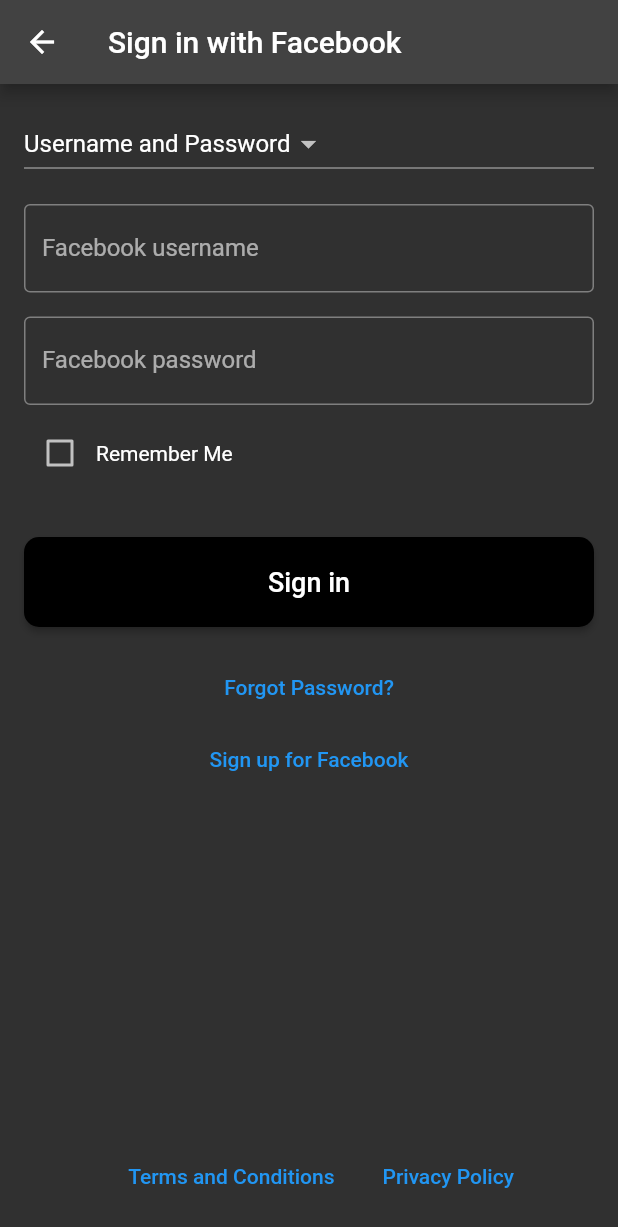
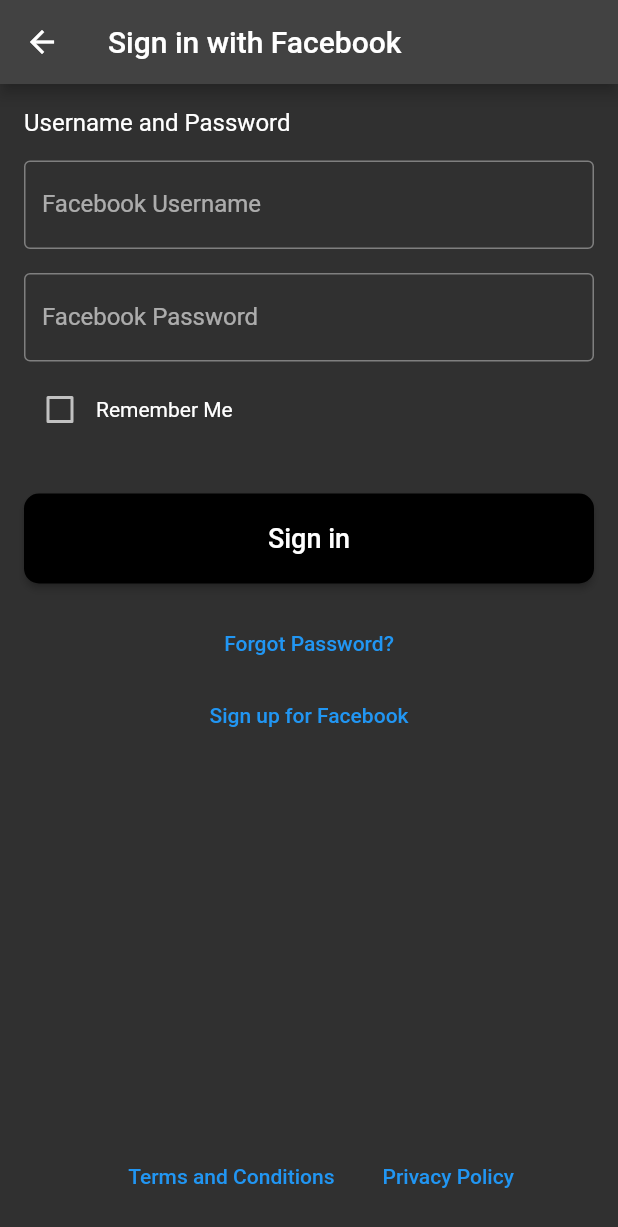
Before and after one commit to ZDH20/Mobile-Editor, a Flutter app: the screen it shows after launch, after a tap on "Sign in with Facebook", on a phone screen of 412 x 824 dp. Shown: the top 1227 px of the screen. Run offline on Flutter 3.47's test engine with Material 2 defaults, Android fonts, the phone set to English and light mode, and no system bars.

Commit message:
updated drop-down menus + a few formatting issues

```diff
--- a/lib/sign_in_pages/facebook_sign_in_page.dart
+++ b/lib/sign_in_pages/facebook_sign_in_page.dart
@@ -24,25 +24,14 @@ class _FacebookSignInPageState extends State<FacebookSignInPage> {
         child: Column(
           crossAxisAlignment: CrossAxisAlignment.stretch,
           children: [
-            DropdownButton<String>(
-              value: 'Username and Password',
-              onChanged: (String? value) {
-                // TODO: Handle authentication method change
-              },
-              items: <String>[
-                'Username and Password',
-              ].map<DropdownMenuItem<String>>((String value) {
-                return DropdownMenuItem<String>(
-                  value: value,
-                  child: Text(value),
-                );
-              }).toList(),
+            Text('Username and Password',
+              style: TextStyle(fontSize: 16),
             ),
             const SizedBox(height: 16),
             TextField(
               controller: _usernameController,
               decoration: InputDecoration(
-                labelText: 'Facebook username',
+                labelText: 'Facebook Username',
                 border: OutlineInputBorder(),
               ),
             ),
@@ -51,7 +40,7 @@ class _FacebookSignInPageState extends State<FacebookSignInPage> {
               controller: _passwordController,
               obscureText: true,
               decoration: InputDecoration(
-                labelText: 'Facebook password',
+                labelText: 'Facebook Password',
                 border: OutlineInputBorder(),
               ),
             ),
--- a/lib/sign_in_pages/github_sign_in_page.dart
+++ b/lib/sign_in_pages/github_sign_in_page.dart
@@ -44,7 +44,7 @@ class _GitHubSignInPageState extends State<GitHubSignInPage> {
             TextField(
               controller: _usernameController,
               decoration: InputDecoration(
-                labelText: 'GitHub username',
+                labelText: 'GitHub Username',
                 border: OutlineInputBorder(),
               ),
             ),
@@ -53,7 +53,7 @@ class _GitHubSignInPageState extends State<GitHubSignInPage> {
               controller: _passwordController,
               obscureText: true,
               decoration: InputDecoration(
-                labelText: 'GitHub password',
+                labelText: 'GitHub Password',
                 border: OutlineInputBorder(),
               ),
             ),
```
Also changed, not shown: lib/sign_in_pages/sign_up_page.dart (+2 -13 lines).
